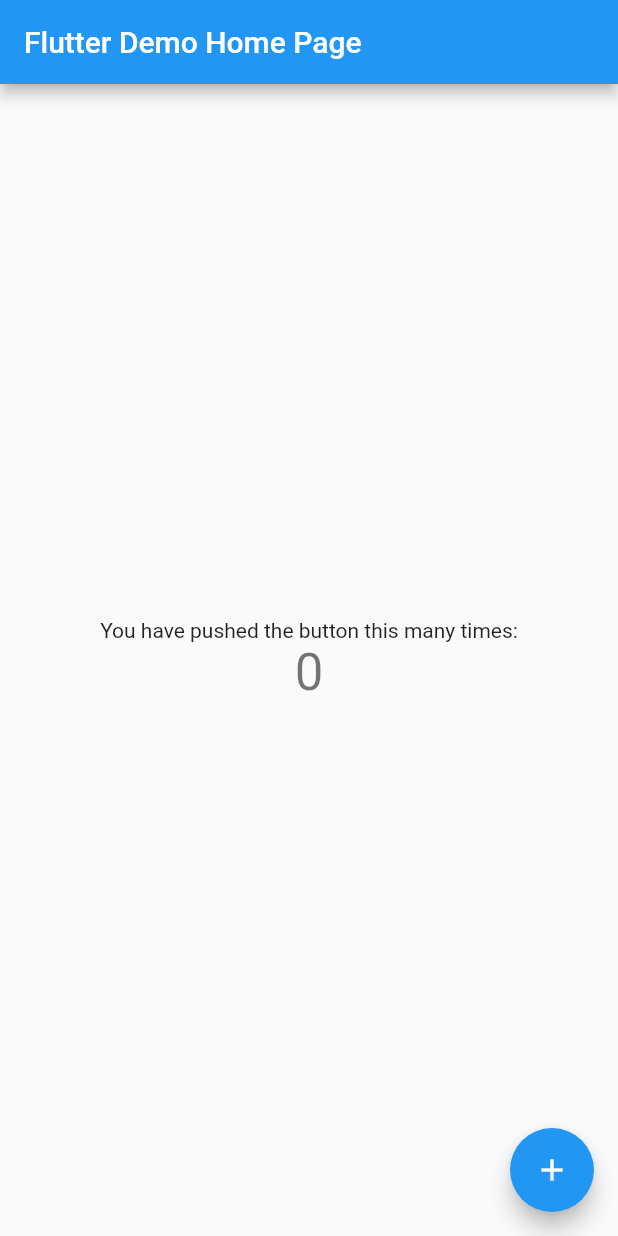
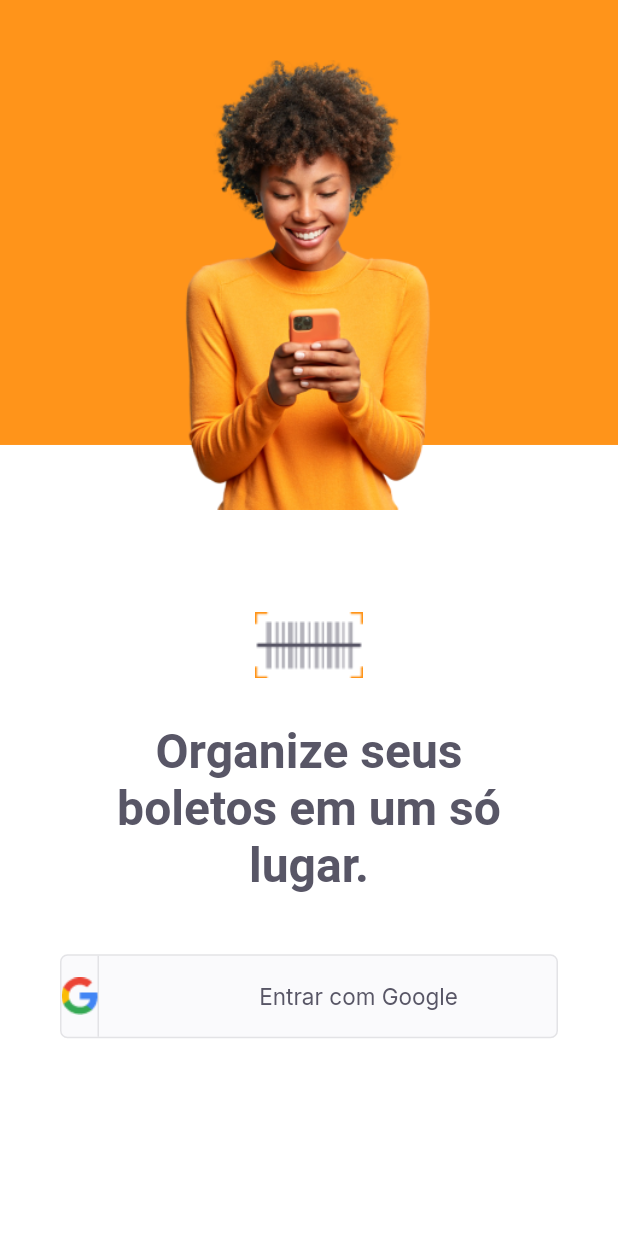
Before and after one commit to weidenm/PAYFLOW, a Flutter app: the screen it shows after launch, on a phone screen of 412 x 824 dp. Run offline on Flutter 3.47's test engine with Material 2 defaults, Android fonts, the phone set to English and light mode, and no system bars; our stand-ins replace google_fonts.

Commit message:
Telas Splash e Login

```diff
--- a/lib/main.dart
+++ b/lib/main.dart
@@ -1,113 +1,23 @@
 import 'package:flutter/material.dart';
+//import 'package:payflow/modulos/splash/splash_page.dart';
+import 'package:payflow/shared/themes/app_colors.dart';
+
+import 'modulos/login/login_page.dart';
 
 void main() {
-  runApp(MyApp());
+  runApp(AppWidget());
 }
 
-class MyApp extends StatelessWidget {
+class AppWidget extends StatelessWidget {
   // This widget is the root of your application.
   @override
   Widget build(BuildContext context) {
     return MaterialApp(
-      title: 'Flutter Demo',
-      theme: ThemeData(
-        // This is the theme of your application.
-        //
-        // Try running your application with "flutter run". You'll see the
-        // application has a blue toolbar. Then, without quitting the app, try
-        // changing the primarySwatch below to Colors.green and then invoke
-        // "hot reload" (press "r" in the console where you ran "flutter run",
-        // or simply save your changes to "hot reload" in a Flutter IDE).
-        // Notice that the counter didn't reset back to zero; the application
-        // is not restarted.
-        primarySwatch: Colors.blue,
-      ),
-      home: MyHomePage(title: 'Flutter Demo Home Page'),
-    );
+        title: 'Pay Flow',
+        theme: ThemeData(
+          primaryColor: AppColors.primary,
+        ),
+        home: LoginPage() //SplashPage(),
+        );
   }
 }
-
-class MyHomePage extends StatefulWidget {
-  MyHomePage({Key? key, required this.title}) : super(key: key);
-
-  // This widget is the home page of your application. It is stateful, meaning
-  // that it has a State object (defined below) that contains fields that affect
-  // how it looks.
-
-  // This class is the configuration for the state. It holds the values (in this
-  // case the title) provided by the parent (in this case the App widget) and
-  // used by the build method of the State. Fields in a Widget subclass are
-  // always marked "final".
-
-  final String title;
-
-  @override
-  _MyHomePageState createState() => _MyHomePageState();
-}
-
-class _MyHomePageState extends State<MyHomePage> {
-  int _counter = 0;
-
-  void _incrementCounter() {
-    setState(() {
-      // This call to setState tells the Flutter framework that something has
-      // changed in this State, which causes it to rerun the build method below
-      // so that the display can reflect the updated values. If we changed
-      // _counter without calling setState(), then the build method would not be
-      // called again, and so nothing would appear to happen.
-      _counter++;
-    });
-  }
-
-  @override
-  Widget build(BuildContext context) {
-    // This method is rerun every time setState is called, for instance as done
-    // by the _incrementCounter method above.
-    //
-    // The Flutter framework has been optimized to make rerunning build methods
-    // fast, so that you can just rebuild anything that needs updating rather
-    // than having to individually change instances of widgets.
-    return Scaffold(
-      appBar: AppBar(
-        // Here we take the value from the MyHomePage object that was created by
-        // the App.build method, and use it to set our appbar title.
-        title: Text(widget.title),
-      ),
-      body: Center(
-        // Center is a layout widget. It takes a single child and positions it
-        // in the middle of the parent.
-        child: Column(
-          // Column is also a layout widget. It takes a list of children and
-          // arranges them vertically. By default, it sizes itself to fit its
-          // children horizontally, and tries to be as tall as its parent.
-          //
-          // Invoke "debug painting" (press "p" in the console, choose the
-          // "Toggle Debug Paint" action from the Flutter Inspector in Android
-          // Studio, or the "Toggle Debug Paint" command in Visual Studio Code)
-          // to see the wireframe for each widget.
-          //
-          // Column has various properties to control how it sizes itself and
-          // how it positions its children. Here we use mainAxisAlignment to
-          // center the children vertically; the main axis here is the vertical
-          // axis because Columns are vertical (the cross axis would be
-          // horizontal).
-          mainAxisAlignment: MainAxisAlignment.center,
-          children: <Widget>[
-            Text(
-              'You have pushed the button this many times:',
-            ),
-            Text(
-              '$_counter',
-              style: Theme.of(context).textTheme.headline4,
-            ),
-          ],
-        ),
-      ),
-      floatingActionButton: FloatingActionButton(
-        onPressed: _incrementCounter,
-        tooltip: 'Increment',
-        child: Icon(Icons.add),
-      ), // This trailing comma makes auto-formatting nicer for build methods.
-    );
-  }
-}
--- /dev/null
+++ b/lib/modulos/login/login_page.dart
@@ -0,0 +1,72 @@
+import 'package:flutter/material.dart';
+import 'package:payflow/shared/themes/app_colors.dart';
+import 'package:payflow/shared/themes/app_images.dart';
+import 'package:payflow/shared/themes/app_text_style.dart';
+import 'package:payflow/shared/widgets/social_login/social_login_button.dart';
+
+class LoginPage extends StatefulWidget {
+  const LoginPage({Key? key}) : super(key: key);
+
+  @override
+  _LoginPageState createState() => _LoginPageState();
+}
+
+class _LoginPageState extends State<LoginPage> {
+  @override
+  Widget build(BuildContext context) {
+    final size = MediaQuery.of(context).size; //Pega o tamanho da tela
+    return Scaffold(
+      backgroundColor: AppColors.background,
+      body: Container(
+        width: size.width,
+        height: size.height,
+        child: Stack(
+          children: [
+            Container(
+              width: size.width,
+              height: size.height * 0.36,
+              color: AppColors.primary,
+            ),
+            Positioned(
+                top: 40,
+                left: 0,
+                right: 0,
+                child: Image.asset(
+                  AppImages.person,
+                  width: 208,
+                  height: 300,
+                )),
+            Positioned(
+              bottom: size.height * 0.16,
+              left: 0,
+              right: 0,
+              child: Column(
+                mainAxisAlignment: MainAxisAlignment.center,
+                crossAxisAlignment: CrossAxisAlignment.center,
+                children: [
+                  Image.asset(AppImages.logomini),
+                  Padding(
+                    padding:
+                        const EdgeInsets.only(top: 30, left: 70, right: 70),
+                    child: Text("Organize seus boletos em um só lugar.",
+                        textAlign: TextAlign.center,
+                        style: TextStyles.titleHome),
+                  ),
+                  Padding(
+                    padding:
+                        const EdgeInsets.only(left: 40, right: 40, top: 40),
+                    child: SocialLoginButton(
+                      onTap: () {
+                        print("clicou");
+                      },
+                    ),
+                  )
+                ],
+              ),
+            )
+          ],
+        ),
+      ),
+    );
+  }
+}
--- /dev/null
+++ b/lib/modulos/splash/splash_page.dart
@@ -0,0 +1,17 @@
+import 'package:flutter/material.dart';
+import 'package:payflow/shared/themes/app_colors.dart';
+import 'package:payflow/shared/themes/app_images.dart';
+
+class SplashPage extends StatelessWidget {
+  const SplashPage({Key? key}) : super(key: key);
+
+  @override
+  Widget build(BuildContext context) {
+    return Scaffold(
+        backgroundColor: AppColors.background,
+        body: Stack(children: [
+          Center(child: Image.asset(AppImages.union)),
+          Center(child: Image.asset(AppImages.logoFull)),
+        ]));
+  }
+}
--- /dev/null
+++ b/lib/shared/widgets/social_login/social_login_button.dart
@@ -0,0 +1,55 @@
+import 'package:flutter/material.dart';
+import 'package:payflow/shared/themes/app_colors.dart';
+import 'package:payflow/shared/themes/app_images.dart';
+import 'package:payflow/shared/themes/app_text_style.dart';
+
+class SocialLoginButton extends StatelessWidget {
+  final VoidCallback onTap;
+  const SocialLoginButton({Key? key, required this.onTap}) : super(key: key);
+
+  @override
+  Widget build(BuildContext context) {
+    return InkWell(
+      onTap: onTap,
+      child: Container(
+        height: 56,
+        decoration: BoxDecoration(
+            color: AppColors.shape,
+            borderRadius: BorderRadius.circular(5),
+            border: Border.fromBorderSide(
+              BorderSide(
+                color: AppColors.stroke,
+              ),
+            )),
+        child: Row(
+          children: [
+            Expanded(
+                flex: 1,
+                child: Row(
+                  children: [
+                    Image.asset(AppImages.google),
+                    Container(
+                      height: 56,
+                      width: 1,
+                      color: AppColors.stroke,
+                    )
+                  ],
+                )),
+            Expanded(
+              flex: 4,
+              child: Row(
+                mainAxisAlignment: MainAxisAlignment.center,
+                children: [
+                  Text(
+                    "Entrar com Google",
+                    style: TextStyles.buttonGray,
+                  ),
+                ],
+              ),
+            )
+          ],
+        ),
+      ),
+    );
+  }
+}
```
Also changed, not shown: 1 other file.
